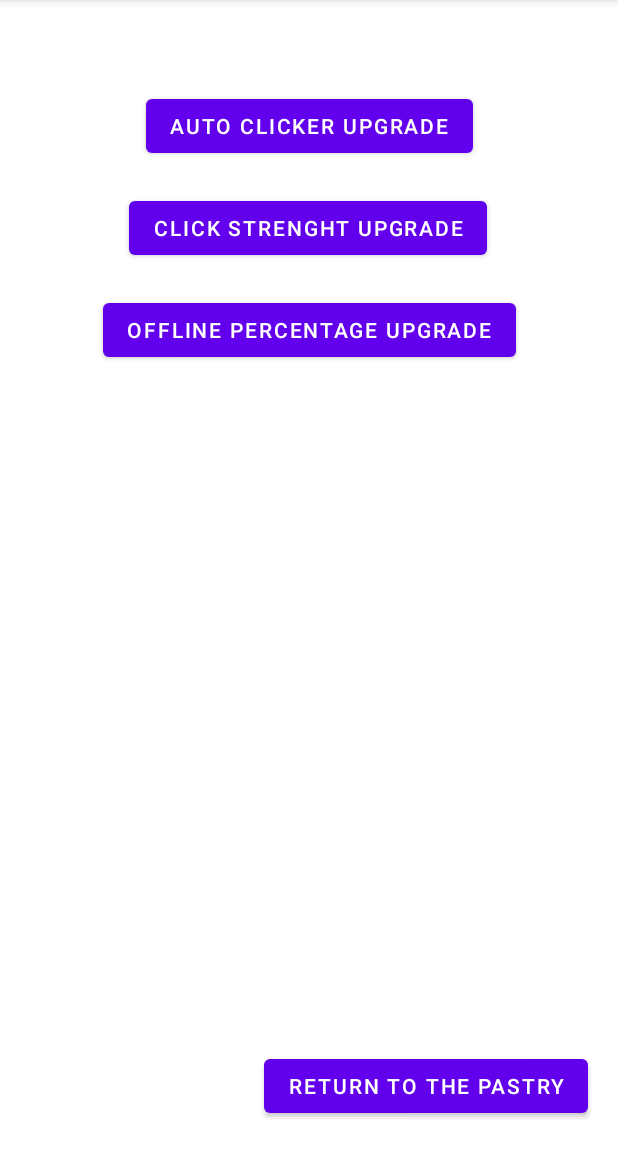
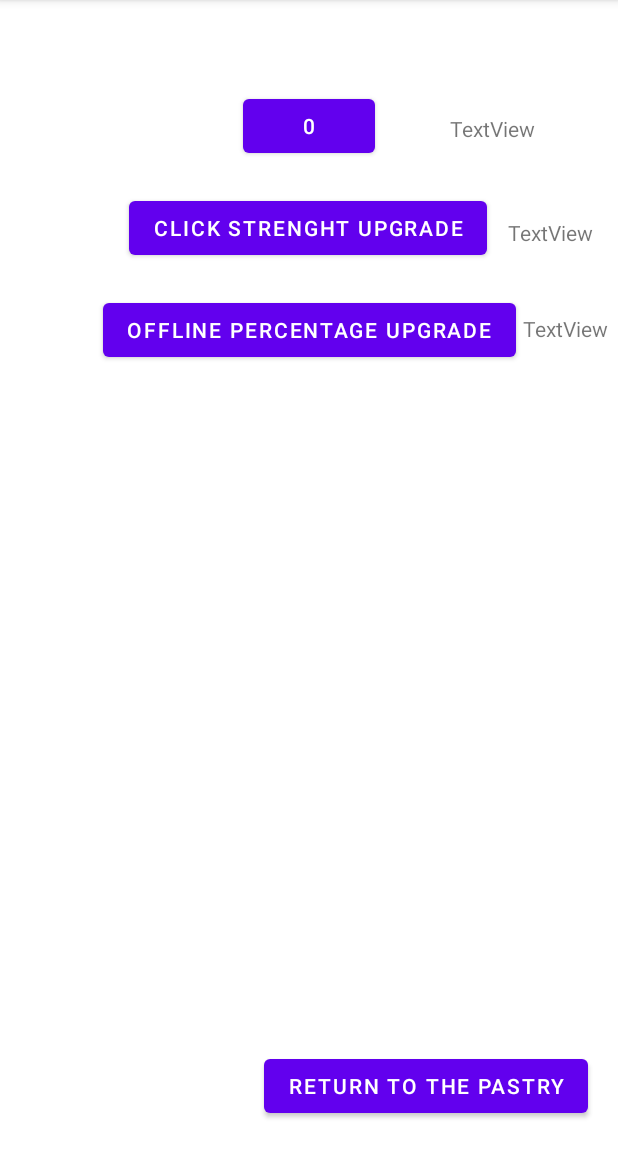
Before and after one commit to hamnerben/final-Poker, an Android app: the UpgradeFragment screen opened through its navigation route, after a tap on "AUTO CLICKER UPGRADE", on a phone screen of 412 x 824 dp, the part 84-1236 px from its top. Run offline under Robolectric (Android 15) with nearby library versions, the light colour scheme and no system bars; 3 statements that could not run were skipped.

Commit message:
added costs to upgrade fragment

```diff
--- a/TodosMVVM/app/src/main/java/com/usu/todosmvvm/MainActivity.kt
+++ b/TodosMVVM/app/src/main/java/com/usu/todosmvvm/MainActivity.kt
@@ -6,8 +6,6 @@ import android.os.Bundle
 class MainActivity : AppCompatActivity() {
     override fun onCreate(savedInstanceState: Bundle?) {
         super.onCreate(savedInstanceState)
-
-
         setContentView(R.layout.activity_main)
     }
 }
--- a/TodosMVVM/app/src/main/java/com/usu/todosmvvm/PastryFragment.kt
+++ b/TodosMVVM/app/src/main/java/com/usu/todosmvvm/PastryFragment.kt
@@ -26,7 +26,6 @@ class PastryFragment : Fragment() {
             binding.pastryNumberDisplay.text = "$it"
         }
 
-
         binding.todosList.adapter = PastryAdapter(viewModel.pastries)
         binding.todosList.layoutManager = LinearLayoutManager(context)
         viewModel.errorMessage.observe(viewLifecycleOwner) {errorMessage ->
--- a/TodosMVVM/app/src/main/java/com/usu/todosmvvm/PastryViewModel.kt
+++ b/TodosMVVM/app/src/main/java/com/usu/todosmvvm/PastryViewModel.kt
@@ -20,9 +20,6 @@ class PastryViewModel: ViewModel() {
             pastries.add(pastry)
         }
     }
-
-
-
 
     fun click(){
         pastries[0].pastries +=  pastries[0].clickPower
@@ -61,6 +58,13 @@ class PastryViewModel: ViewModel() {
         return pastries[0].clickUpgradeCost
     }
 
+    fun getUpgradeAutoClickCost():Int{
+        return pastries[0].autoClickUpgradeCost
+    }
+
+    fun getUpgradeOfflineProductionCost():Int{
+        return pastries[0].offLineProductionUpgradeCost
+    }
 
 
 }
--- a/TodosMVVM/app/src/main/java/com/usu/todosmvvm/UpgradeFragment.kt
+++ b/TodosMVVM/app/src/main/java/com/usu/todosmvvm/UpgradeFragment.kt
@@ -17,17 +17,35 @@ class UpgradeFragment : Fragment() {
     ): View?{
         val binding = FragmentUpgradeBinding.inflate(inflater, container, false)
         val viewModel = PastryViewModel()
+        val autoClickerUpgrade = ObservableInt()
+
+        autoClickerUpgrade.observe {
+            binding.autoClickerUpgrade.text = "$it"
+        }
+
+        val clickStrengthUpgrade = ObservableInt()
+        clickStrengthUpgrade.observe {
+            binding.clickStrengthUpgradeCost.text = "$it"
+        }
+
+        val offlineProductionUpgrade = ObservableInt()
+        offlineProductionUpgrade.observe {
+            binding.offlineProductionUpgradeCost.text = "$it"
+        }
 
         binding.autoClickerUpgrade.setOnClickListener(){
             viewModel.upgradeAutoClicker()
+            autoClickerUpgrade.setValue(viewModel.getUpgradeAutoClickCost())
             //Todo: add the upgrade code
         }
         binding.clickStrengthUpgrade.setOnClickListener(){
             viewModel.upgradeclick()
+            clickStrengthUpgrade.setValue(viewModel.getUpgradeClickCost())
             //Todo: add the click strength code
         }
         binding.offlinePercentageUpgrade.setOnClickListener(){
             viewModel.upgradeOfflineproduction()
+            offlineProductionUpgrade.setValue(viewModel.getUpgradeOfflineProductionCost())
             //Todo: add percentage upgrade
 
         }
--- a/TodosMVVM/app/src/main/java/com/usu/todosmvvm/models/Pastry.kt
+++ b/TodosMVVM/app/src/main/java/com/usu/todosmvvm/models/Pastry.kt
@@ -14,5 +14,4 @@ data class Pastry(
     @ColumnInfo var clickUpgradeCost: Int,
     @ColumnInfo var autoClickUpgradeCost: Int,
     @ColumnInfo var offLineProductionUpgradeCost: Int,
-
     )
--- a/TodosMVVM/app/src/main/res/layout/fragment_upgrade.xml
+++ b/TodosMVVM/app/src/main/res/layout/fragment_upgrade.xml
@@ -4,6 +4,26 @@
     xmlns:tools="http://schemas.android.com/tools"
     android:layout_width="match_parent"
     android:layout_height="match_parent">
+
+    <TextView
+        android:id="@+id/offlineProductionUpgradeCost"
+        android:layout_width="59dp"
+        android:layout_height="20dp"
+        android:layout_marginTop="64dp"
+        android:text="TextView"
+        app:layout_constraintEnd_toEndOf="parent"
+        app:layout_constraintStart_toEndOf="@+id/offlinePercentageUpgrade"
+        app:layout_constraintTop_toTopOf="@+id/clickStrengthUpgradeCost" />
+
+    <TextView
+        android:id="@+id/clickStrengthUpgradeCost"
+        android:layout_width="59dp"
+        android:layout_height="20dp"
+        android:layout_marginTop="50dp"
+        android:text="TextView"
+        app:layout_constraintEnd_toEndOf="parent"
+        app:layout_constraintStart_toEndOf="@+id/clickStrengthUpgrade"
+        app:layout_constraintTop_toBottomOf="@+id/AutoClickerUpgradeCost" />
 
     <Button
         android:id="@+id/autoClickerUpgrade"
@@ -45,4 +65,15 @@
         android:text="Return To the Pastry"
         app:layout_constraintBottom_toBottomOf="parent"
         app:layout_constraintEnd_toEndOf="parent" />
+
+    <TextView
+        android:id="@+id/AutoClickerUpgradeCost"
+        android:layout_width="wrap_content"
+        android:layout_height="wrap_content"
+        android:layout_marginTop="76dp"
+        android:text="TextView"
+        app:layout_constraintEnd_toEndOf="parent"
+        app:layout_constraintHorizontal_bias="0.473"
+        app:layout_constraintStart_toEndOf="@+id/autoClickerUpgrade"
+        app:layout_constraintTop_toTopOf="parent" />
 </androidx.constraintlayout.widget.ConstraintLayout>
```
